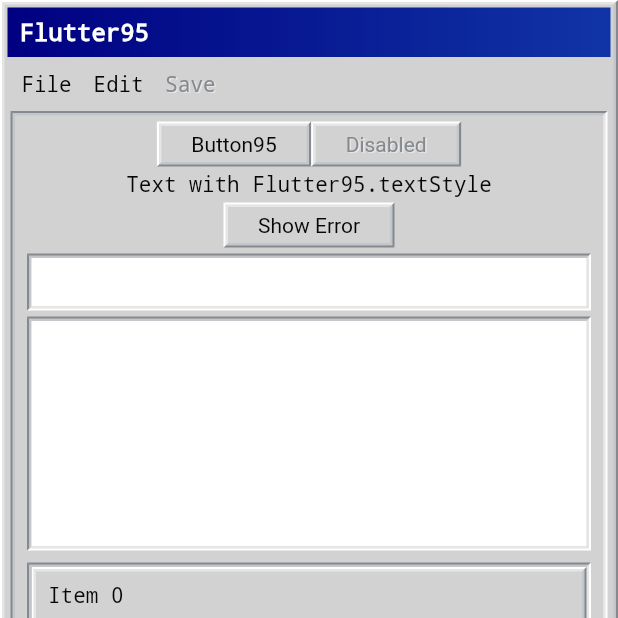
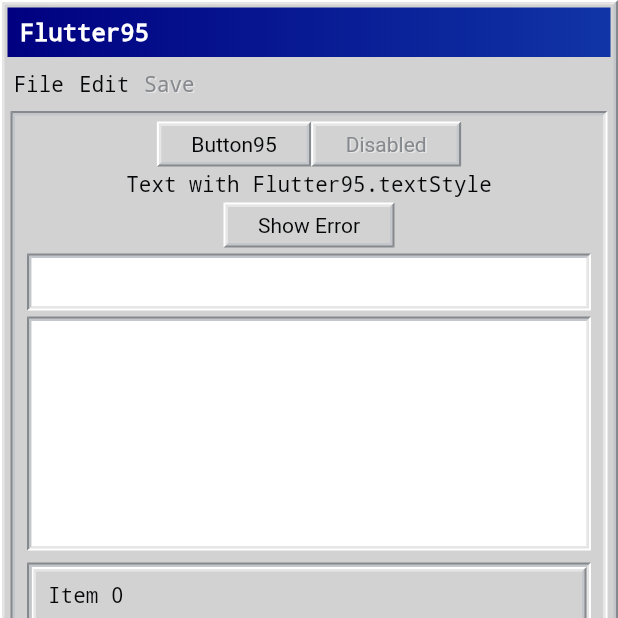
Before and after one commit to miquelbeltran/flutter95, a Flutter app: the screen it shows after launch, on a phone screen of 412 x 824 dp, the top half of it. Run offline on Flutter 3.47's test engine with Material 2 defaults, Android fonts, the phone set to English and light mode, and no system bars.

Commit message:
remove Item95 minWidth, add right padding to each in Toolbar95

```diff
--- a/lib/src/toolbar95.dart
+++ b/lib/src/toolbar95.dart
@@ -16,7 +16,13 @@ class Toolbar95 extends StatelessWidget {
     return Padding(
       padding: const EdgeInsets.symmetric(horizontal: 4.0, vertical: 2.0),
       child: Row(
-        children: actions,
+        children: [
+          for (var action in actions)
+            Padding(
+              padding: EdgeInsets.only(right: 6),
+              child: action,
+            )
+        ],
       ),
     );
   }
@@ -49,7 +55,6 @@ class _Item95State extends State<Item95> {
     return ConstrainedBox(
       constraints: BoxConstraints(
         maxHeight: 24,
-        minWidth: 48,
       ),
       child: GestureDetector(
         onTap: () => _onTap(context),
```
